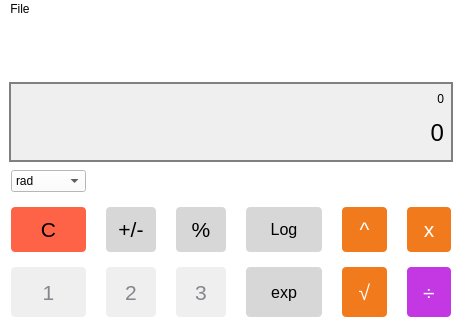
This is Calculator/mainwindow.ui in Arsenic-ATG/Qt-calculator as Qt 5 draws it before an edit; both pictures show x 0 to 462 and y 0 to 320 of the 462 by 520 pixel window. The edited form follows.
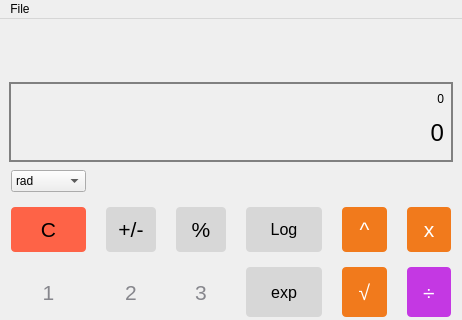
This is the edited form. Icons and pictures are not drawn.

Patch:
```diff
--- a/Calculator/mainwindow.ui
+++ b/Calculator/mainwindow.ui
@@ -27,7 +27,7 @@
   </property>
   <property name="styleSheet">
    <string notr="true">/*Change the background color */
-background-color: #fff;</string>
+background : url(&quot;:/resources/Images/theme2.png&quot;);</string>
   </property>
   <widget class="QWidget" name="centralwidget">
    <property name="styleSheet">
@@ -1535,7 +1535,7 @@
      <x>0</x>
      <y>0</y>
      <width>455</width>
-     <height>20</height>
+     <height>21</height>
     </rect>
    </property>
    <widget class="QMenu" name="menuFile">
```
Left out of the diff: 53 changed lines with no effect on the pictures.
